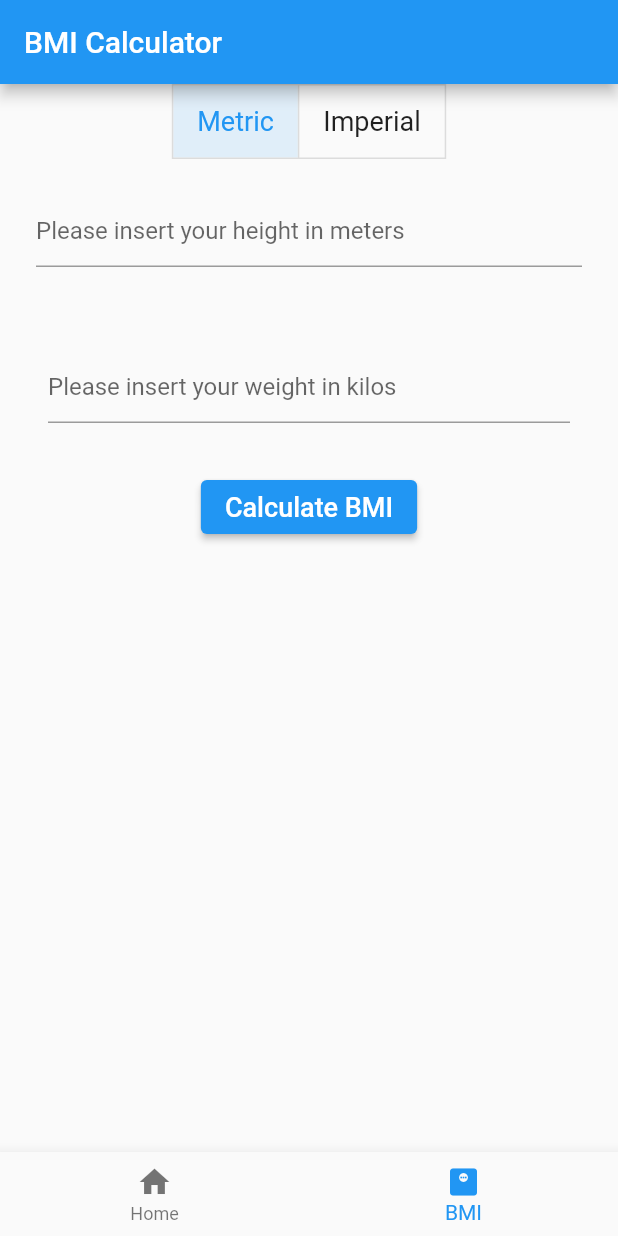
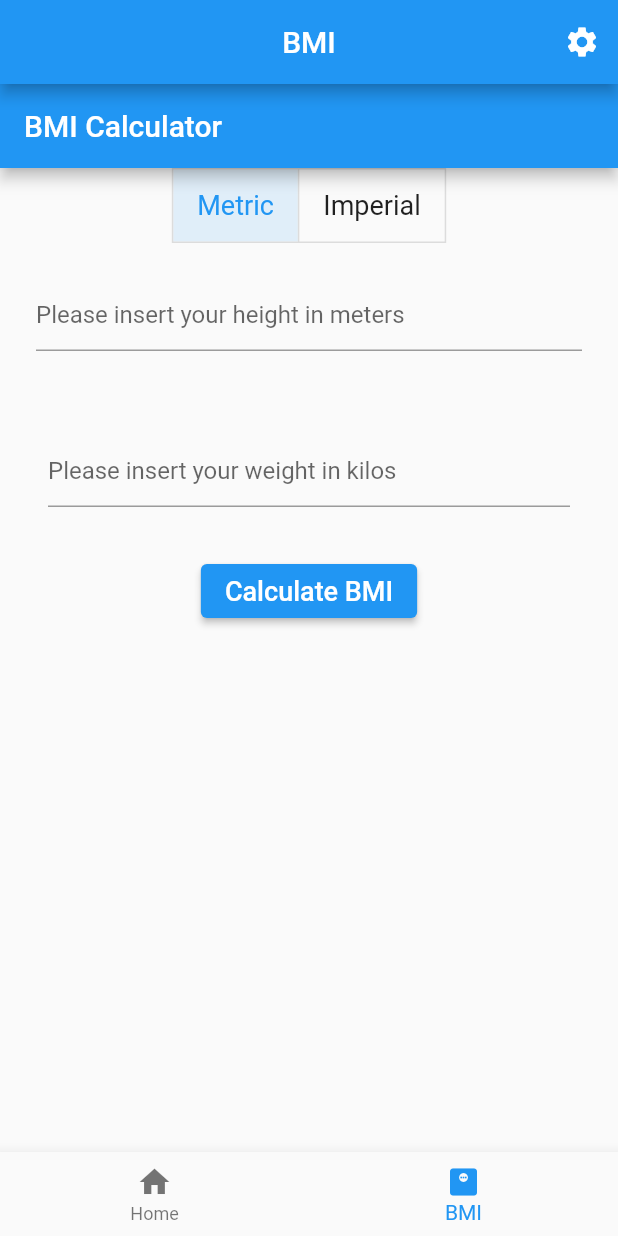
Before and after one commit to ettibo/flutter-clean-archi, a Flutter app: the screen it shows after launch, item 2 of the bottom bar chosen, on a phone screen of 412 x 824 dp. Run offline on Flutter 3.47's test engine with Material 2 defaults, Android fonts, the phone set to English and light mode, and no system bars; our stand-ins replace adaptive_theme, dio, flutter_mobx, get_it, mobx, objectbox; generated files the repository leaves out were written again; network calls fail.

Commit message:
Moved the dynamic appBar directly in the "HomeScreen"

```diff
--- a/lib/screens/home/home_screen.dart
+++ b/lib/screens/home/home_screen.dart
@@ -1,8 +1,15 @@
 import 'package:flutter/material.dart';
-import 'package:globo_fitness/models/navigation_object.dart';
+
 import 'package:globo_fitness/screens/bmi/bmi_screen.dart';
 import 'package:globo_fitness/screens/tree_list/tree_list_screen.dart';
+import 'package:globo_fitness/screens/settings/settings_screen.dart';
+
+import 'package:globo_fitness/models/navigation_object.dart';
+
+import 'package:globo_fitness/shared/material_app_bar.dart';
+
 import 'package:globo_fitness/localization/app_localization_context.dart';
+import 'package:globo_fitness/extensions/state_navigaton.dart';
 
 class HomeScreen extends StatefulWidget {
   const HomeScreen({Key? key}) : super(key: key);
@@ -23,6 +30,10 @@ class _HomeScreenState extends State<HomeScreen> {
     _generateItems();
   }
 
+  IconButton settingsIcon() => IconButton(
+      onPressed: () => navigateTo(const SettingsScreen()),
+      icon: const Icon(Icons.settings));
+
   @override
   Widget build(BuildContext context) {
     void onTap(int index) {
@@ -32,6 +43,9 @@ class _HomeScreenState extends State<HomeScreen> {
     }
 
     return Scaffold(
+      appBar: materialAppBar(
+          title: navigationList[_currentIndex].title,
+          trailingWidgets: [settingsIcon()]),
       body: navigationList[_currentIndex].screen,
       bottomNavigationBar: BottomNavigationBar(
         items: items,
```
Also changed, not shown: lib/screens/tree_list/tree_list_screen.dart (+1 -10 lines).
